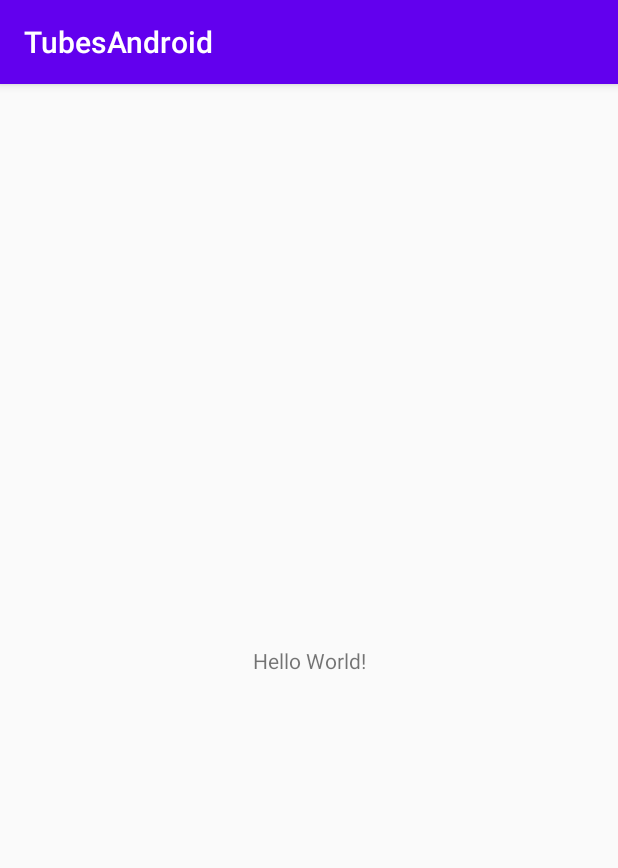
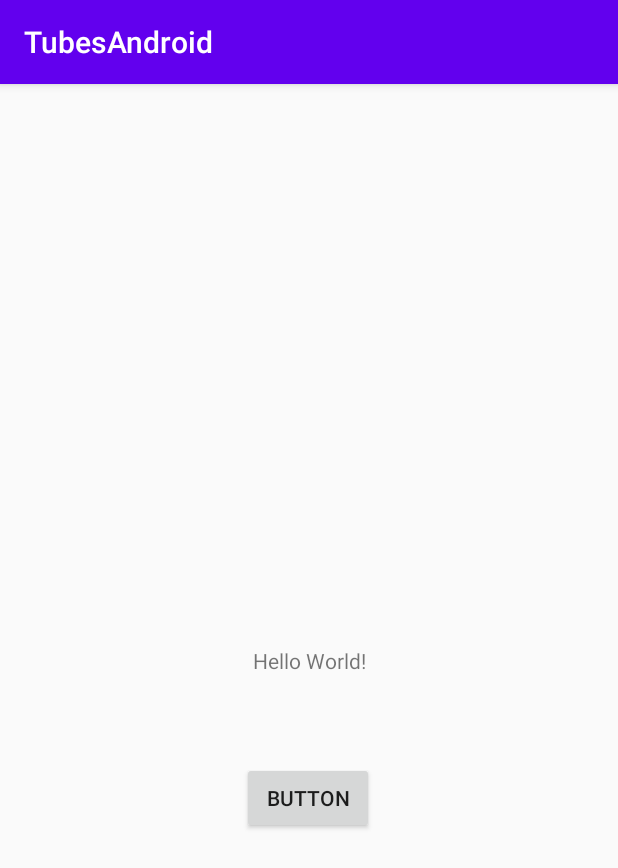
Before and after one commit to farahfitriavidaa/tubesandroid, an Android app: the screen it shows after launch (MainActivity), on a phone screen of 412 x 824 dp. Shown: the top 868 px of the screen. Run offline under Robolectric (Android 15) with nearby library versions, the phone set to English and light mode, and no system bars.

Commit message:
ha hi TampilanLogin Tambahan ayo bisa

```diff
--- a/app/src/main/AndroidManifest.xml
+++ b/app/src/main/AndroidManifest.xml
@@ -11,6 +11,7 @@
         android:theme="@style/AppTheme">
 
 
+        <activity android:name=".DuaActivity"></activity>
         <activity android:name=".MainActivity">
             <intent-filter>
                 <action android:name="android.intent.action.MAIN" />
--- a/app/src/main/java/id/ac/telkomuniversity/vsi3f4/tubesandroid/MainActivity.java
+++ b/app/src/main/java/id/ac/telkomuniversity/vsi3f4/tubesandroid/MainActivity.java
@@ -2,14 +2,27 @@ package id.ac.telkomuniversity.vsi3f4.tubesandroid;
 
 import androidx.appcompat.app.AppCompatActivity;
 
+import android.content.Intent;
 import android.os.Bundle;
+import android.view.View;
+import android.widget.Button;
 
 public class MainActivity extends AppCompatActivity {
 
+    Button pindahButton;
     @Override
     protected void onCreate(Bundle savedInstanceState) {
         super.onCreate(savedInstanceState);
         setContentView(R.layout.activity_main);
+
+        pindahButton = findViewById(R.id.pindahbutton);
+        pindahButton.setOnClickListener(new View.OnClickListener() {
+            @Override
+            public void onClick(View view) {
+                Intent intent = new Intent(MainActivity.this, DuaActivity.class);
+                startActivity(intent);
+            }
+        });
     }
 
     //Haii aku farah
--- a/app/src/main/res/layout/activity_main.xml
+++ b/app/src/main/res/layout/activity_main.xml
@@ -15,4 +15,15 @@
         app:layout_constraintRight_toRightOf="parent"
         app:layout_constraintTop_toTopOf="parent" />
 
+    <Button
+        android:id="@+id/pindahbutton"
+        android:layout_width="wrap_content"
+        android:layout_height="wrap_content"
+        android:layout_marginBottom="268dp"
+        android:text="Button"
+        app:layout_constraintBottom_toBottomOf="parent"
+        app:layout_constraintEnd_toEndOf="parent"
+        app:layout_constraintHorizontal_bias="0.498"
+        app:layout_constraintStart_toStartOf="parent" />
+
 </androidx.constraintlayout.widget.ConstraintLayout>
```
